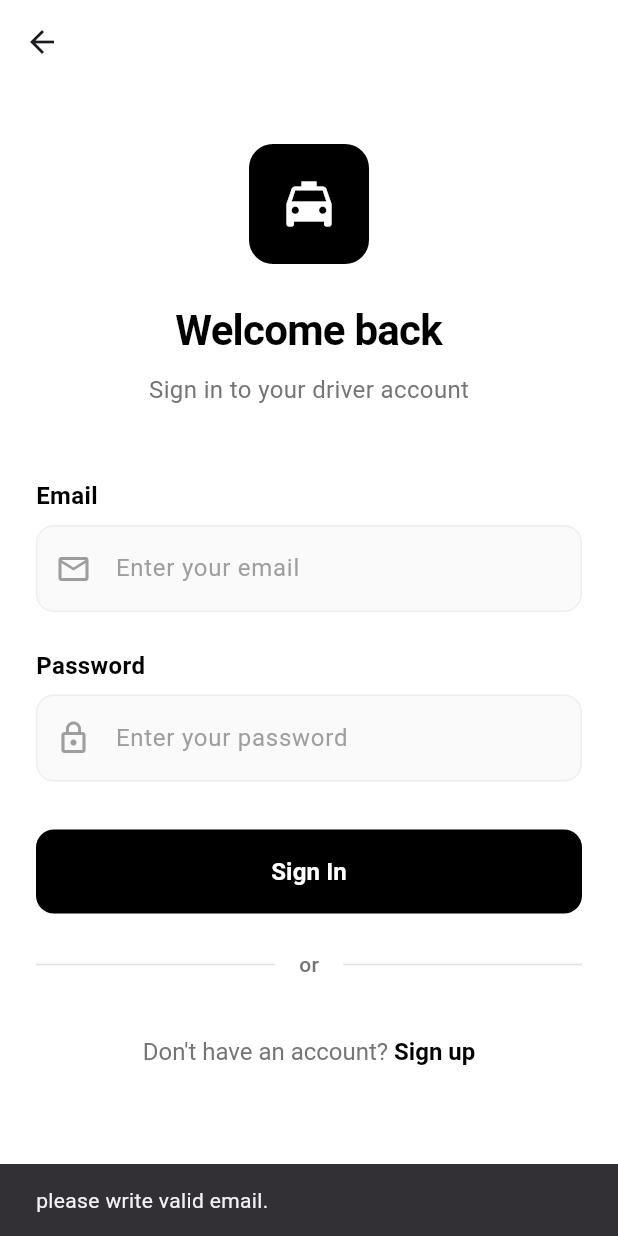
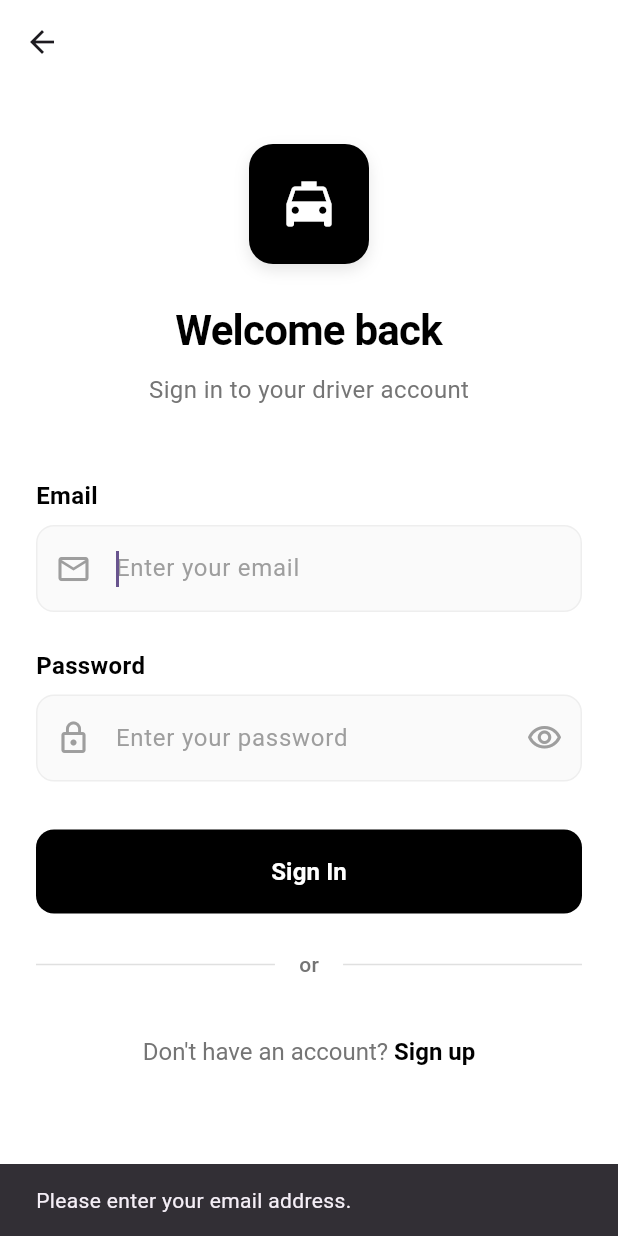
Before and after one commit to AwaeshaHuss/its_pass_mobile_drivers, a Flutter app: the LoginScreen screen opened directly, after a tap on "Sign In", on a phone screen of 412 x 824 dp. Run offline on Flutter 3.47's test engine with Material 3 defaults, Android fonts, the phone set to English and light mode, and no system bars; our stand-ins replace bloc, cached_network_image, connectivity_plus, country_picker, dio, equatable and 12 more; missing offline and left inert: flutter_polyline_points; accounts and stored records are empty.

Commit message:
feat: enhance login screen with modern UI improvements
- Add proper state management with loading states
- Implement password visibility toggle
- Add enhanced form validation with regex email validation
- Improve focus management and keyboard navigation
- Add proper resource disposal to prevent memory leaks
- Replace deprecated withOpacity with withValues
- Add subtle shadow to logo container
- Implement loading indicator in sign-in button
- Use pushReplacement for better navigation flow
- Add proper error handling with mounted checks

```diff
--- a/lib/authentication/login_screen.dart
+++ b/lib/authentication/login_screen.dart
@@ -15,44 +15,80 @@ class LoginScreen extends StatefulWidget {
   State<LoginScreen> createState() => _LoginScreenState();
 }
 
-class _LoginScreenState extends State<LoginScreen>
-{
-  TextEditingController emailTextEditingController = TextEditingController();
-  TextEditingController passwordTextEditingController = TextEditingController();
-  CommonMethods cMethods = CommonMethods();
+class _LoginScreenState extends State<LoginScreen> {
+  late final TextEditingController emailTextEditingController;
+  late final TextEditingController passwordTextEditingController;
+  final CommonMethods cMethods = CommonMethods();
+  final FocusNode _emailFocusNode = FocusNode();
+  final FocusNode _passwordFocusNode = FocusNode();
+  bool _isPasswordVisible = false;
+  bool _isLoading = false;
+
+  @override
+  void initState() {
+    super.initState();
+    emailTextEditingController = TextEditingController();
+    passwordTextEditingController = TextEditingController();
+  }
+
+  @override
+  void dispose() {
+    emailTextEditingController.dispose();
+    passwordTextEditingController.dispose();
+    _emailFocusNode.dispose();
+    _passwordFocusNode.dispose();
+    super.dispose();
+  }
 
 
 
-  checkIfNetworkIsAvailable()
-  {
-    //cMethods.checkConnectivity(context);
-
-    signInFormValidation();
+  void _checkIfNetworkIsAvailable() {
+    if (_isLoading) return;
+    _signInFormValidation();
   }
 
-  signInFormValidation()
-  {
+  void _signInFormValidation() {
+    final email = emailTextEditingController.text.trim();
+    final password = passwordTextEditingController.text.trim();
 
-    if(!emailTextEditingController.text.contains("@"))
-    {
-      cMethods.displaySnackBar("please write valid email.", context);
+    if (email.isEmpty) {
+      cMethods.displaySnackBar("Please enter your email address.", context);
+      _emailFocusNode.requestFocus();
+      return;
     }
-    else if(passwordTextEditingController.text.trim().length < 5)
-    {
-      cMethods.displaySnackBar("your password must be atleast 6 or more characters.", context);
+
+    if (!RegExp(r'^[\w-\.]+@([\w-]+\.)+[\w-]{2,4}$').hasMatch(email)) {
+      cMethods.displaySnackBar("Please enter a valid email address.", context);
+      _emailFocusNode.requestFocus();
+      return;
     }
-    else
-    {
-      signInUser();
+
+    if (password.isEmpty) {
+      cMethods.displaySnackBar("Please enter your password.", context);
+      _passwordFocusNode.requestFocus();
+      return;
     }
+
+    if (password.length < 6) {
+      cMethods.displaySnackBar("Password must be at least 6 characters long.", context);
+      _passwordFocusNode.requestFocus();
+      return;
+    }
+
+    _signInUser();
   }
 
-  signInUser() async
-  {
+  Future<void> _signInUser() async {
+    if (_isLoading) return;
+
+    setState(() {
+      _isLoading = true;
+    });
+
     showDialog(
       context: context,
       barrierDismissible: false,
-      builder: (BuildContext context) => const LoadingDialog(messageText: "Allowing you to Login..."),
+      builder: (BuildContext context) => const LoadingDialog(messageText: "Signing you in..."),
     );
 
     try {
@@ -63,17 +99,26 @@ class _LoginScreenState extends State<LoginScreen>
         context: context,
       );
 
-      if(!context.mounted) return;
+      if (!mounted) return;
       Navigator.pop(context);
 
       // Check if login was successful
       if (authProvider.isLoggedIn) {
-        Navigator.push(context, MaterialPageRoute(builder: (c)=> Dashboard()));
+        Navigator.pushReplacement(
+          context,
+          MaterialPageRoute(builder: (context) => const Dashboard()),
+        );
       }
     } catch (errorMsg) {
-      if(!context.mounted) return;
+      if (!mounted) return;
       Navigator.pop(context);
       cMethods.displaySnackBar(errorMsg.toString(), context);
+    } finally {
+      if (mounted) {
+        setState(() {
+          _isLoading = false;
+        });
+      }
     }
   }
 
@@ -104,6 +149,13 @@ class _LoginScreenState extends State<LoginScreen>
                       decoration: BoxDecoration(
                         color: Colors.black,
                         borderRadius: BorderRadius.circular(16),
+                        boxShadow: [
+                          BoxShadow(
+                            color: Colors.black.withValues(alpha: 0.1),
+                            blurRadius: 8,
+                            offset: const Offset(0, 4),
+                          ),
+                        ],
                       ),
                       child: const Icon(
                         Icons.local_taxi,
@@ -157,7 +209,10 @@ class _LoginScreenState extends State<LoginScreen>
                     ),
                     child: TextField(
                       controller: emailTextEditingController,
+                      focusNode: _emailFocusNode,
                       keyboardType: TextInputType.emailAddress,
+                      textInputAction: TextInputAction.next,
+                      onSubmitted: (_) => _passwordFocusNode.requestFocus(),
                       style: const TextStyle(
                         fontSize: 16,
                         fontWeight: FontWeight.w500,
@@ -207,26 +262,42 @@ class _LoginScreenState extends State<LoginScreen>
                     ),
                     child: TextField(
                       controller: passwordTextEditingController,
-                      obscureText: true,
+                      focusNode: _passwordFocusNode,
+                      obscureText: !_isPasswordVisible,
+                      textInputAction: TextInputAction.done,
+                      onSubmitted: (_) => _checkIfNetworkIsAvailable(),
                       style: const TextStyle(
                         fontSize: 16,
                         fontWeight: FontWeight.w500,
                         color: Colors.black,
                       ),
-                      decoration: const InputDecoration(
+                      decoration: InputDecoration(
                         hintText: 'Enter your password',
-                        hintStyle: TextStyle(
+                        hintStyle: const TextStyle(
                           color: Colors.grey,
                           fontWeight: FontWeight.w400,
                         ),
                         border: InputBorder.none,
-                        contentPadding: EdgeInsets.symmetric(
+                        contentPadding: const EdgeInsets.symmetric(
                           horizontal: 16,
                           vertical: 16,
                         ),
-                        prefixIcon: Icon(
+                        prefixIcon: const Icon(
                           Icons.lock_outline,
                           color: Colors.grey,
+                        ),
+                        suffixIcon: IconButton(
+                          icon: Icon(
+                            _isPasswordVisible
+                                ? Icons.visibility_off_outlined
+                                : Icons.visibility_outlined,
+                            color: Colors.grey,
+                          ),
+                          onPressed: () {
+                            setState(() {
+                              _isPasswordVisible = !_isPasswordVisible;
+                            });
+                          },
                         ),
                       ),
                     ),
@@ -241,22 +312,32 @@ class _LoginScreenState extends State<LoginScreen>
                 width: double.infinity,
                 height: 56,
                 child: ElevatedButton(
-                  onPressed: checkIfNetworkIsAvailable,
+                  onPressed: _isLoading ? null : _checkIfNetworkIsAvailable,
                   style: ElevatedButton.styleFrom(
-                    backgroundColor: Colors.black,
+                    backgroundColor: _isLoading ? Colors.grey[400] : Colors.black,
                     foregroundColor: Colors.white,
                     elevation: 0,
+                    disabledBackgroundColor: Colors.grey[400],
                     shape: RoundedRectangleBorder(
                       borderRadius: BorderRadius.circular(12),
                     ),
                   ),
-                  child: const Text(
-                    'Sign In',
-                    style: TextStyle(
-                      fontSize: 16,
-                      fontWeight: FontWeight.w600,
-                    ),
-                  ),
+                  child: _isLoading
+                      ? const SizedBox(
+                          height: 20,
+                          width: 20,
+                          child: CircularProgressIndicator(
+                            strokeWidth: 2,
+                            valueColor: AlwaysStoppedAnimation<Color>(Colors.white),
+                          ),
+                        )
+                      : const Text(
+                          'Sign In',
+                          style: TextStyle(
+                            fontSize: 16,
+                            fontWeight: FontWeight.w600,
+                          ),
+                        ),
                 ),
               ),
 
```
